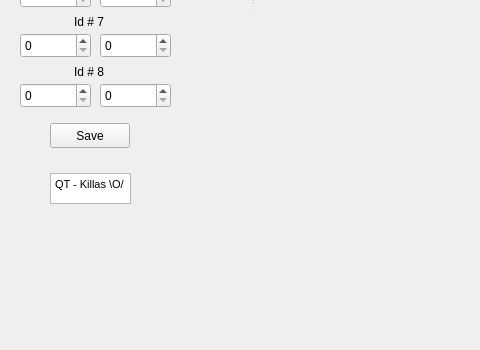
The-afroman/CS1C-qt-drawing-project, file mainwindow.ui: the form before one commit; both pictures show x 0 to 480 and y 343 to 693 of the 1296 by 693 pixel window.
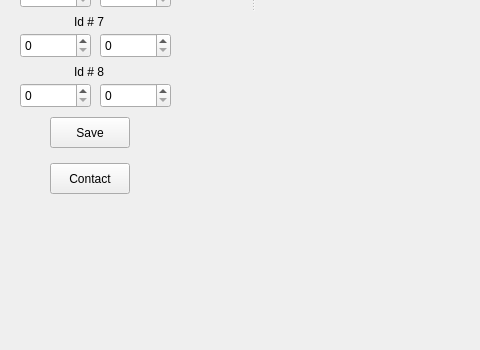
The form after the commit.

What changed in the file:
```diff
--- a/mainwindow.ui
+++ b/mainwindow.ui
@@ -70,23 +70,6 @@
       </rect>
      </property>
     </widget>
-    <widget class="QTextBrowser" name="textBrowser">
-     <property name="geometry">
-      <rect>
-       <x>50</x>
-       <y>480</y>
-       <width>81</width>
-       <height>31</height>
-      </rect>
-     </property>
-     <property name="html">
-      <string>&lt;!DOCTYPE HTML PUBLIC &quot;-//W3C//DTD HTML 4.0//EN&quot; &quot;http://www.w3.org/TR/REC-html40/strict.dtd&quot;&gt;
-&lt;html&gt;&lt;head&gt;&lt;meta name=&quot;qrichtext&quot; content=&quot;1&quot; /&gt;&lt;style type=&quot;text/css&quot;&gt;
-p, li { white-space: pre-wrap; }
-&lt;/style&gt;&lt;/head&gt;&lt;body style=&quot; font-family:'Noto Sans'; font-size:12pt; font-weight:400; font-style:normal;&quot;&gt;
-&lt;p style=&quot; margin-top:0px; margin-bottom:0px; margin-left:0px; margin-right:0px; -qt-block-indent:0; text-indent:0px;&quot;&gt;&lt;span style=&quot; font-family:'MS Shell Dlg 2'; font-size:8.25pt;&quot;&gt;QT - Killas \O/&lt;/span&gt;&lt;/p&gt;&lt;/body&gt;&lt;/html&gt;</string>
-     </property>
-    </widget>
     <widget class="QSpinBox" name="spinBox_4">
      <property name="geometry">
       <rect>
@@ -359,15 +342,28 @@
      <property name="geometry">
       <rect>
        <x>50</x>
-       <y>430</y>
+       <y>424</y>
        <width>80</width>
-       <height>25</height>
+       <height>31</height>
       </rect>
      </property>
      <property name="text">
       <string>Save</string>
      </property>
     </widget>
+    <widget class="QPushButton" name="pushButton_2">
+     <property name="geometry">
+      <rect>
+       <x>50</x>
+       <y>470</y>
+       <width>80</width>
+       <height>31</height>
+      </rect>
+     </property>
+     <property name="text">
+      <string>Contact</string>
+     </property>
+    </widget>
    </widget>
   </widget>
  </widget>
```
Left out of the diff: 2 changed lines with no effect on the pictures.
